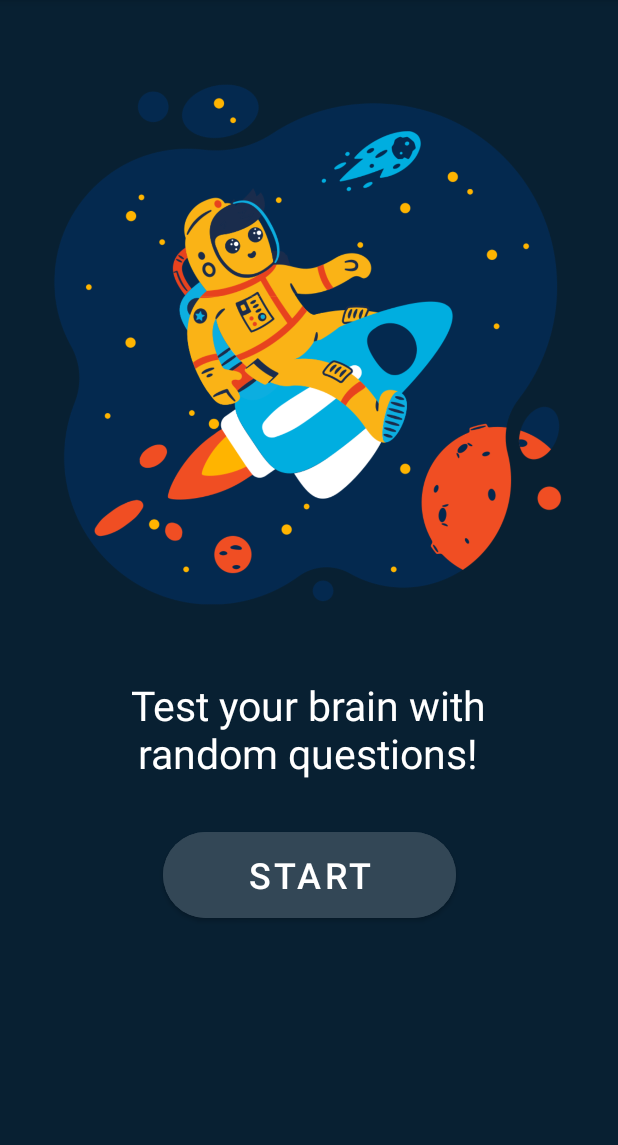
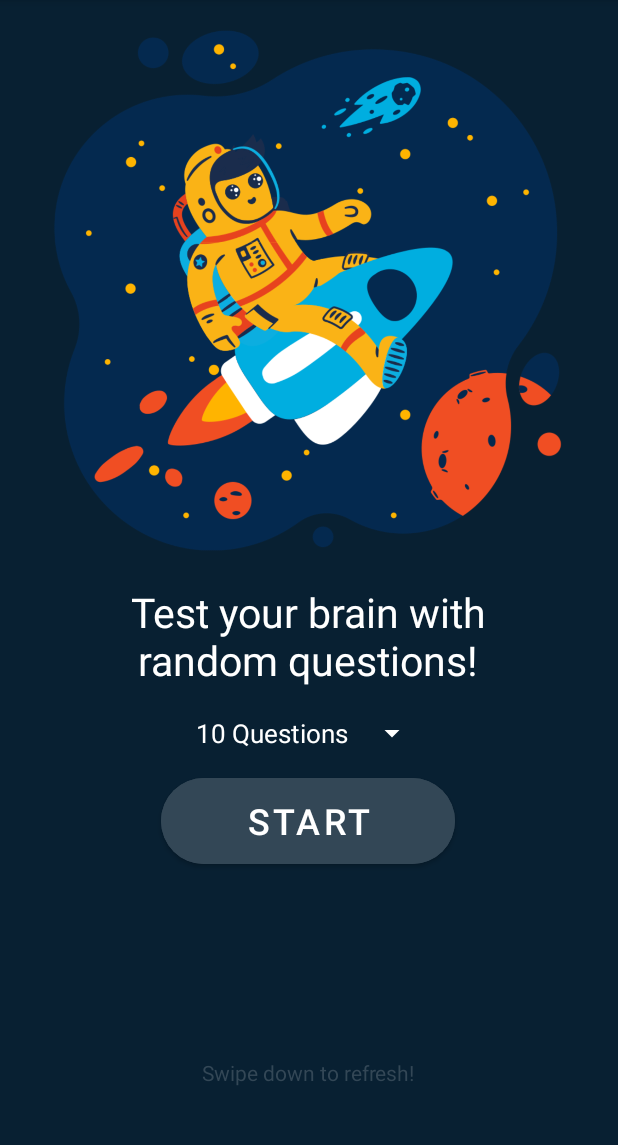
Before and after one commit to s20016/Quiz, an Android app: the screen it shows after launch (MainActivity), on a phone screen of 412 x 824 dp, the part 84-1229 px from its top. Run offline under Robolectric (Android 15) with nearby library versions, the phone set to English and light mode, and no system bars; Roboto replaces fonts that are not available here.

Commit message:
Save Data 3: Spinner Test

```diff
--- a/app/build.gradle
+++ b/app/build.gradle
@@ -48,8 +48,10 @@ dependencies {
     androidTestImplementation 'androidx.test.ext:junit:1.1.3'
     androidTestImplementation 'androidx.test.espresso:espresso-core:3.4.0'
 
+    implementation("org.jetbrains.kotlinx:kotlinx-coroutines-android:1.4.1")
     implementation 'com.squareup.retrofit2:retrofit:2.9.0'
     implementation 'com.squareup.retrofit2:converter-gson:2.9.0'
     implementation 'com.google.code.gson:gson:2.8.9'
     implementation 'com.squareup.okhttp3:logging-interceptor:4.2.2'
+    implementation "androidx.swiperefreshlayout:swiperefreshlayout:1.1.0"
 }
--- a/app/src/main/java/jp/ac/it_college/std/s20016/quiz/MainActivity.kt
+++ b/app/src/main/java/jp/ac/it_college/std/s20016/quiz/MainActivity.kt
@@ -1,22 +1,28 @@
 package jp.ac.it_college.std.s20016.quiz
 
+import android.app.Activity
 import android.content.Context
 import android.content.Intent
 import androidx.appcompat.app.AppCompatActivity
 import android.os.Bundle
 import android.util.Log
+import android.view.View
+import android.widget.AdapterView
+import android.widget.ArrayAdapter
+import android.widget.Toast
 import com.google.gson.Gson
 import jp.ac.it_college.std.s20016.quiz.databinding.ActivityMainBinding
+import kotlinx.coroutines.*
 import retrofit2.Call
 import retrofit2.Callback
 import retrofit2.Response
 import retrofit2.Retrofit
 import retrofit2.converter.gson.GsonConverterFactory
 
-class MainActivity : AppCompatActivity() {
+class MainActivity : AppCompatActivity(), AdapterView.OnItemSelectedListener {
 
     private val baseURL = "https://script.google.com/macros/s/AKfycbznWpk2m8q6lbLWSS6qaz3uS6j3L4zPwv7CqDEiC433YOgAdaFekGJmjoAO60quMg6l/"
-    private var newVersion: String = ""
+    private var start = false
 
     private lateinit var binding: ActivityMainBinding
     override fun onCreate(savedInstanceState: Bundle?) {
@@ -24,42 +30,95 @@ class MainActivity : AppCompatActivity() {
         binding = ActivityMainBinding.inflate(layoutInflater)
         setContentView(binding.root)
 
-        val dataIsSet = initializeApiData()
+        onRefresh()
+        getCurrentVersion()
+        start = checkQuestions()
 
-        // TODO: Change color when dataIsSet is true
-        binding.startButton.isEnabled = dataIsSet
+        // Spinner
+        ArrayAdapter.createFromResource(
+            this, R.array.itemCounts, R.layout.spinner_item
+        ).also { adapter ->
+            adapter.setDropDownViewResource(R.layout.spinner_dropdown)
+            binding.itemCountSpinner.adapter = adapter
+        }
 
+        binding.itemCountSpinner.onItemSelectedListener = this
+
+        binding.startButton.isEnabled = true
         binding.startButton.setOnClickListener {
-            Intent (this, QuizActivity::class.java).also {
-                startActivity(it)
+            if (start) {
+                Intent (this, QuizActivity::class.java).also {
+                    startActivity(it)
+                }
             }
+        }
+
+    }
+
+    // Spinner Interface
+    override fun onItemSelected(parent: AdapterView<*>?, view: View?, position: Int, id: Long) {
+        Log.d("TEST", "onItemSelected: $position ")
+        val intent = Intent(this, QuizActivity::class.java)
+        intent.putExtra("SPINNER_POSITION", position)
+    }
+
+    override fun onNothingSelected(parent: AdapterView<*>?) {
+        Log.d("TEST", "onNothingSelected: None Selected")
+    }
+
+    // Swipe down to update data
+    private fun onRefresh() {
+        binding.swipeRefresh.setOnRefreshListener {
+            binding.swipeRefresh.isRefreshing = updateAPI()
         }
     }
 
-    // Initial Setup
-    private fun initializeApiData(): Boolean {
-        var dataComplete = false
+    // Update API (Version and Questions)
+    private fun updateAPI(): Boolean  {
+        binding.startButton.isEnabled = false
+        runBlocking {
+            launch {
+                val msg = "API Updated!"
+                getApiVersion()
+                getApiData()
+                delay(2500L)
+                Toast.makeText(applicationContext, msg, Toast.LENGTH_SHORT).show()
+                start = true
+            }
+        }
+        binding.startButton.isEnabled = true
+        start = true
+        return false
+    }
+
+    // Get API Current Version
+    private fun getCurrentVersion() {
         val verPref = getSharedPreferences("ApiVersionPref", Context.MODE_PRIVATE)
         val hasVerPref = verPref.contains("ApiVersion")
+
         if (hasVerPref) {
             val currentVersion = verPref.getString("ApiVersion", "")
-            val newVersion = getApiVersion()
-            val initialVersion = "v.${currentVersion}"
+            val initialVersion = "v.${currentVersion} \nSwipe down to refresh!"
             binding.tvVersion.text = initialVersion
-            if (currentVersion != newVersion) {
-                getApiData()
-                dataComplete = true
-            }
         } else {
-            getApiVersion()
-            getApiData()
-            dataComplete = true
+            val initialVersion = "Swipe down to refresh!"
+            binding.tvVersion.text = initialVersion
         }
-        return dataComplete
     }
 
-    // Get API Version
-    private fun getApiVersion(): String {
+    // Check if APIQuestion is available
+    private fun checkQuestions(): Boolean {
+        val ret: Boolean
+        val dataPref = getSharedPreferences("ApiDataPref", Context.MODE_PRIVATE)
+        val dataQuestionSize = dataPref.all.size
+
+        ret = dataQuestionSize > 0
+        return ret
+    }
+
+
+    // Get API Latest Version
+    private fun getApiVersion() {
         val verPref = getSharedPreferences("ApiVersionPref", Context.MODE_PRIVATE)
         val sharedEdit = verPref.edit()
         val retBuilder = Retrofit.Builder()
@@ -67,36 +126,37 @@ class MainActivity : AppCompatActivity() {
             .addConverterFactory(GsonConverterFactory.create())
             .build()
             .create(ApiInterface::class.java)
-
         val retVersion = retBuilder.getVersion()
 
         retVersion.enqueue(object : Callback<ApiVersionItem?> {
-            var newVersion: String  = ""
             override fun onResponse(
                 call: Call<ApiVersionItem?>,
                 response: Response<ApiVersionItem?>
             ) {
                 try {
-                    val resBody = response.body()!!
-                    newVersion = resBody.version.toString()
-                    val resultVer = "v.${newVersion}"
+                    var newVer = ""
 
-                    // Saving Api version
-                    sharedEdit.putString("ApiVersion", resBody.version).apply()
+                    runBlocking {
+                        val resBody = async { response.body()!!.version }
+                        newVer = resBody.await().toString()
+                    }
+
+                    val resultVer = "v.${newVer}"
+
+                    sharedEdit.putString("ApiVersion", newVer).apply()
                     binding.tvVersion.text = resultVer
+
                 } catch (e: Exception) {
                     e.printStackTrace()
-                    Log.d("Fetch TEST", "onResponse: ApiVersion Fetch error")
+                    Log.d("TEST", "Error")
                 } finally {
                     response.errorBody()?.close()
                 }
             }
-
             override fun onFailure(call: Call<ApiVersionItem?>, t: Throwable) {
-                Log.d("TEST", "onFailure: Error")
+                Log.d("TEST", "Error")
             }
         })
-        return newVersion
     }
 
 
@@ -118,7 +178,6 @@ class MainActivity : AppCompatActivity() {
                 response: Response<List<ApiDataItem>?>
             ) {
                 try {
-                    // Saving Api data
                     var dataApiId: String
                     val resBody = response.body()!!
                     val gson = Gson()
@@ -135,7 +194,7 @@ class MainActivity : AppCompatActivity() {
                     }
                 } catch (e: Exception) {
                     e.printStackTrace()
-                    Log.d("FETCH TEST", "onResponse: ApiData Fetch error")
+                    Log.d("TEST", "Error")
                 } finally {
                     response.errorBody()?.close()
                 }
--- a/app/src/main/res/layout/activity_main.xml
+++ b/app/src/main/res/layout/activity_main.xml
@@ -1,24 +1,42 @@
 <?xml version="1.0" encoding="utf-8"?>
-<androidx.constraintlayout.widget.ConstraintLayout xmlns:android="http://schemas.android.com/apk/res/android"
+<androidx.swiperefreshlayout.widget.SwipeRefreshLayout
+    xmlns:android="http://schemas.android.com/apk/res/android"
     xmlns:app="http://schemas.android.com/apk/res-auto"
     xmlns:tools="http://schemas.android.com/tools"
+    android:id="@+id/swipeRefresh"
     android:layout_width="match_parent"
     android:layout_height="match_parent"
-    android:background="@color/background"
     tools:context=".MainActivity">
+
+    <androidx.constraintlayout.widget.ConstraintLayout
+        android:layout_width="match_parent"
+        android:layout_height="match_parent"
+        android:background="@color/background">
+
+        <Spinner
+            android:id="@+id/itemCountSpinner"
+            android:layout_width="160dp"
+            android:layout_height="40dp"
+            android:backgroundTint="@color/white"
+            app:layout_constraintBottom_toTopOf="@+id/startButton"
+            app:layout_constraintEnd_toEndOf="parent"
+            app:layout_constraintHorizontal_bias="0.498"
+            app:layout_constraintStart_toStartOf="parent"
+            app:layout_constraintTop_toBottomOf="@+id/startText01"
+            app:layout_constraintVertical_bias="0.0" />
 
         <ImageView
             android:id="@+id/startImage"
             android:layout_width="354dp"
             android:layout_height="354dp"
+            android:contentDescription="@string/main_img"
             app:layout_constraintBottom_toBottomOf="parent"
             app:layout_constraintEnd_toEndOf="parent"
             app:layout_constraintHorizontal_bias="0.491"
             app:layout_constraintStart_toStartOf="parent"
             app:layout_constraintTop_toTopOf="parent"
-        app:layout_constraintVertical_bias="0.129"
-        app:srcCompat="@drawable/main_image"
-        android:contentDescription="@string/main_img" />
+            app:layout_constraintVertical_bias="0.042"
+            app:srcCompat="@drawable/main_image" />
 
         <TextView
             android:id="@+id/startText01"
@@ -27,41 +45,47 @@
             android:fontFamily="@font/bree_serif"
             android:text="@string/main_text01"
             android:textAlignment="center"
+            android:textColor="@color/white"
             android:textSize="27sp"
-        android:textColor="@color/white"
             app:layout_constraintBottom_toBottomOf="parent"
             app:layout_constraintEnd_toEndOf="parent"
             app:layout_constraintHorizontal_bias="0.495"
             app:layout_constraintStart_toStartOf="parent"
             app:layout_constraintTop_toBottomOf="@+id/startImage"
-        app:layout_constraintVertical_bias="0.156" />
+            app:layout_constraintVertical_bias="0.056" />
 
         <Button
             android:id="@+id/startButton"
-        android:layout_width="195dp"
+            android:layout_width="196dp"
             android:layout_height="69dp"
+            android:layout_marginTop="44dp"
             android:backgroundTint="@color/secondary"
             android:text="@string/start_btn"
             android:textColor="@color/white"
             android:textSize="24sp"
             app:cornerRadius="90dp"
-        app:layout_constraintBottom_toBottomOf="parent"
             app:layout_constraintEnd_toEndOf="parent"
+            app:layout_constraintHorizontal_bias="0.497"
             app:layout_constraintStart_toStartOf="parent"
-        app:layout_constraintTop_toBottomOf="@+id/startText01"
-        app:layout_constraintVertical_bias="0.106" />
+            app:layout_constraintTop_toBottomOf="@+id/startText01" />
 
         <TextView
             android:id="@+id/tvVersion"
             android:layout_width="wrap_content"
             android:layout_height="wrap_content"
-        android:text=""
+            android:elevation="10dp"
+            android:text="@string/quiz_verMsg"
+            android:textAlignment="center"
             android:textColor="@color/secondary"
+            android:textSize="14sp"
             app:layout_constraintBottom_toBottomOf="parent"
             app:layout_constraintEnd_toEndOf="parent"
             app:layout_constraintHorizontal_bias="0.498"
             app:layout_constraintStart_toStartOf="parent"
-        app:layout_constraintTop_toBottomOf="@+id/startButton"
-        app:layout_constraintVertical_bias="0.551" />
+            app:layout_constraintTop_toTopOf="parent"
+            app:layout_constraintVertical_bias="0.942" />
+
 
     </androidx.constraintlayout.widget.ConstraintLayout>
+
+</androidx.swiperefreshlayout.widget.SwipeRefreshLayout>
--- /dev/null
+++ b/app/src/main/res/layout/spinner_item.xml
@@ -0,0 +1,8 @@
+<?xml version="1.0" encoding="utf-8"?>
+<TextView xmlns:android="http://schemas.android.com/apk/res/android"
+    android:id="@android:id/text1"
+    android:layout_width="match_parent"
+    android:layout_height="wrap_content"
+    android:textAlignment="center"
+    android:textSize="17sp"
+    android:textColor="@color/white"/>
--- a/app/src/main/res/values/strings.xml
+++ b/app/src/main/res/values/strings.xml
@@ -4,6 +4,12 @@
     <string name="main_text01">Test your brain with random questions!</string>
     <string name="start_btn">START</string>
     <string name="main_img">Main img</string>
+
+    <string-array name="itemCounts">
+        <item>10 Questions</item>
+        <item>20 Questions</item>
+        <item>30 Questions</item>
+    </string-array>
 
     <!-- activity_quiz -->
     <string name="quiz_question">A random question is generated here!</string>
@@ -15,6 +21,8 @@
     <string name="quiz_number">Q1</string>
     <string name="quiz_nextButton">Check!</string>
     <string name="quiz_img">Quiz img</string>
+    <string name="quiz_refresh">REFRESH</string>
+    <string name="quiz_verMsg">Swipe down to refresh!</string>
 
     <!-- activity_result -->
     <string name="result_message">Great Job!</string>
```
Also changed, not shown: app/src/main/java/jp/ac/it_college/std/s20016/quiz/QuizActivity.kt (+63 -76 lines), app/src/main/res/layout/spinner_dropdown.xml (added, +11 -0 lines). Lines whose indentation alone changed are shown as unchanged.
